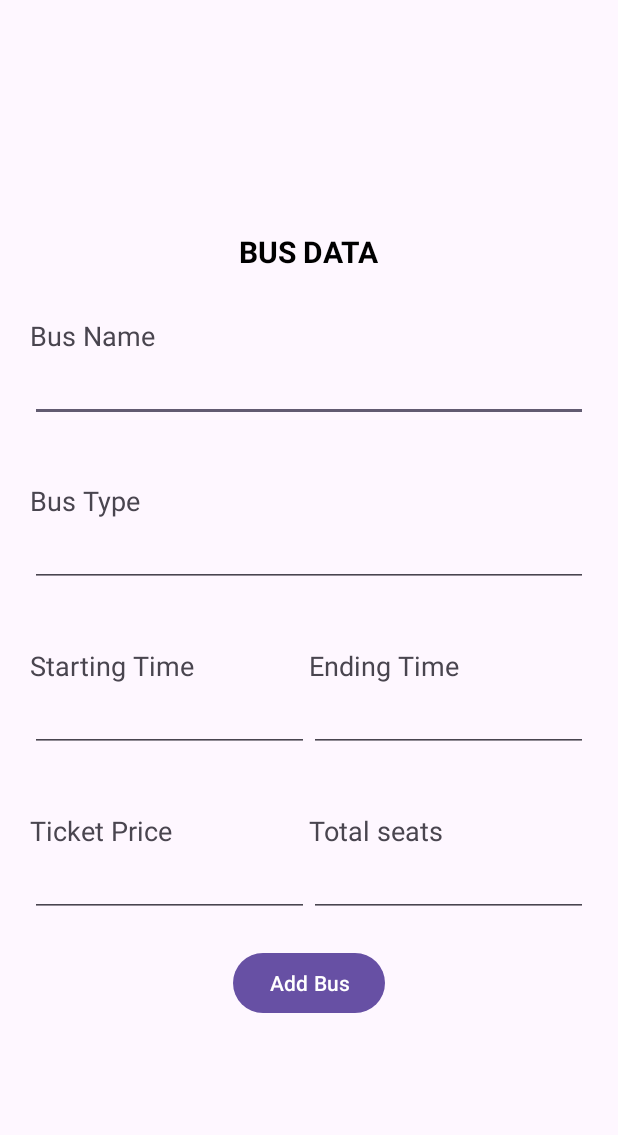
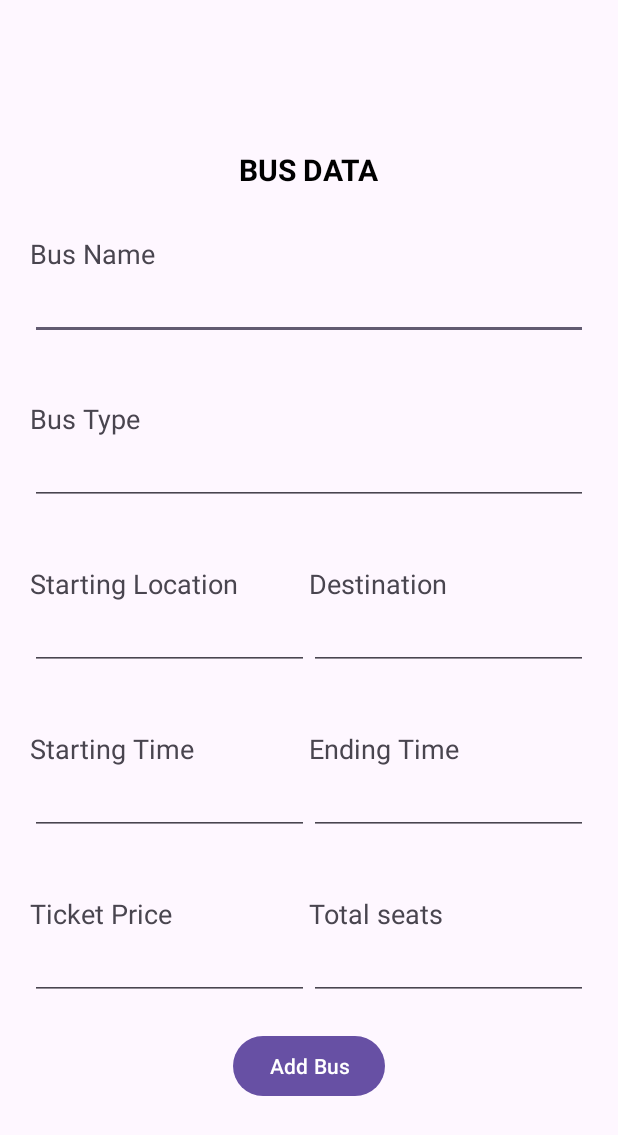
Before and after one commit to TharunBalaji2004/revamp-android-redbus-clone, an Android app: the AdminFormActivity screen opened directly, with no data from a screen before it, after a tap on "Add Bus", on a phone screen of 412 x 824 dp. Shown: the top 1135 px of the screen. Run offline under Robolectric (Android 15) with nearby library versions, the phone set to English and light mode, and no system bars; our stand-ins replace Firebase (no records; nobody signed in at launch, a user with empty details on screens opened directly).

Commit message:
Added client side

```diff
--- a/app/src/main/AndroidManifest.xml
+++ b/app/src/main/AndroidManifest.xml
@@ -30,6 +30,8 @@
             </intent-filter>
         </activity>
 
+        <activity android:name=".SearchActivity" android:exported="true" />
+
     </application>
 
 </manifest>
--- a/app/src/main/java/com/tharunbalaji/android_redbus_clone/AdminFormActivity.java
+++ b/app/src/main/java/com/tharunbalaji/android_redbus_clone/AdminFormActivity.java
@@ -18,7 +18,7 @@ import com.tharunbalaji.android_redbus_clone.model.Bus;
 
 public class AdminFormActivity extends AppCompatActivity {
     private FirebaseFirestore db;
-    private EditText etBusName, etBusType, etStartingTime, etEndingTime, etTicketPrice, etTotalSeats;
+    private EditText etBusName, etBusType, etStartingTime, etEndingTime, etTicketPrice, etTotalSeats, etStartingLocation, etDestination;
     private Button btnAdd;
 
     @Override
@@ -34,6 +34,8 @@ public class AdminFormActivity extends AppCompatActivity {
         etEndingTime = findViewById(R.id.etEndingTime);
         etTicketPrice = findViewById(R.id.etTicketPrice);
         etTotalSeats = findViewById(R.id.etTotalSeats);
+        etStartingLocation = findViewById(R.id.etStartingLocation);
+        etDestination = findViewById(R.id.etDestination);
         btnAdd = findViewById(R.id.btnAdd);
 
         btnAdd.setOnClickListener(new View.OnClickListener() {
@@ -41,12 +43,14 @@ public class AdminFormActivity extends AppCompatActivity {
             public void onClick(View v) {
                 String busName = etBusName.getText().toString();
                 String busType = etBusType.getText().toString();
+                String startingLocation = etStartingLocation.getText().toString();
+                String destination = etDestination.getText().toString();
                 String startingTime = etStartingTime.getText().toString();
                 String endingTime = etEndingTime.getText().toString();
                 String ticketPrice = etTicketPrice.getText().toString();
                 String totalSeats = etTotalSeats.getText().toString();
 
-                Bus newBus = new Bus(busName, busType, startingTime, endingTime, ticketPrice, totalSeats);
+                Bus newBus = new Bus(busName, busType, startingTime, endingTime, ticketPrice, totalSeats,startingLocation,destination);
 
                 db.collection("buses").add(newBus)
                         .addOnSuccessListener(new OnSuccessListener<DocumentReference>() {
--- a/app/src/main/java/com/tharunbalaji/android_redbus_clone/LoginActivity.java
+++ b/app/src/main/java/com/tharunbalaji/android_redbus_clone/LoginActivity.java
@@ -23,7 +23,6 @@ public class LoginActivity extends AppCompatActivity {
             public void onClick(View v) {
                 Intent intent = new Intent(LoginActivity.this, HomeActivity.class);
                 startActivity(intent);
-                finish();
             }
         });
 
@@ -32,7 +31,6 @@ public class LoginActivity extends AppCompatActivity {
             public void onClick(View v) {
                 Intent intent = new Intent(LoginActivity.this, AdminHomeActivity.class);
                 startActivity(intent);
-                finish();
             }
         });
     }
--- a/app/src/main/res/layout/admin_form_screen.xml
+++ b/app/src/main/res/layout/admin_form_screen.xml
@@ -49,6 +49,53 @@
             android:id="@+id/etBusType"
             android:layout_width="match_parent"
             android:layout_height="wrap_content" />
+
+    </LinearLayout>
+
+    <LinearLayout
+        android:padding="20sp"
+        android:weightSum="1"
+        android:layout_width="match_parent"
+        android:layout_height="wrap_content"
+        android:orientation="horizontal">
+
+        <LinearLayout
+            android:orientation="vertical"
+            android:layout_weight="0.5"
+            android:layout_width="match_parent"
+            android:layout_height="wrap_content">
+
+            <TextView
+                android:layout_width="wrap_content"
+                android:layout_height="wrap_content"
+                android:textSize="18sp"
+                android:text="Starting Location" />
+
+            <EditText
+                android:id="@+id/etStartingLocation"
+                android:layout_width="match_parent"
+                android:layout_height="wrap_content" />
+
+        </LinearLayout>
+
+        <LinearLayout
+            android:orientation="vertical"
+            android:layout_weight="0.5"
+            android:layout_width="match_parent"
+            android:layout_height="wrap_content">
+
+            <TextView
+                android:layout_width="wrap_content"
+                android:layout_height="wrap_content"
+                android:textSize="18sp"
+                android:text="Destination" />
+
+            <EditText
+                android:id="@+id/etDestination"
+                android:layout_width="match_parent"
+                android:layout_height="wrap_content" />
+
+        </LinearLayout>
 
     </LinearLayout>
 
--- a/app/src/main/res/layout/admin_home.xml
+++ b/app/src/main/res/layout/admin_home.xml
@@ -5,7 +5,7 @@
     android:layout_height="match_parent">
 
     <Button
-        android:id="@+id/btnAddStudent"
+        android:id="@+id/btn_add"
         android:layout_width="wrap_content"
         android:layout_height="wrap_content"
         android:layout_gravity="center"
```
Also changed, not shown: app/src/main/java/com/tharunbalaji/android_redbus_clone/AdminHomeActivity.java (+16 -0 lines), app/src/main/java/com/tharunbalaji/android_redbus_clone/HomeActivity.java (+8 -0 lines), app/src/main/java/com/tharunbalaji/android_redbus_clone/SearchActivity.java (added, +90 -0 lines), app/src/main/java/com/tharunbalaji/android_redbus_clone/adapter/BusAdapter.java (added, +69 -0 lines), app/src/main/java/com/tharunbalaji/android_redbus_clone/model/Bus.java (+48 -32 lines), app/src/main/res/layout/bus_item.xml (added, +138 -0 lines), app/src/main/res/layout/search_screen.xml (added, +41 -0 lines).
